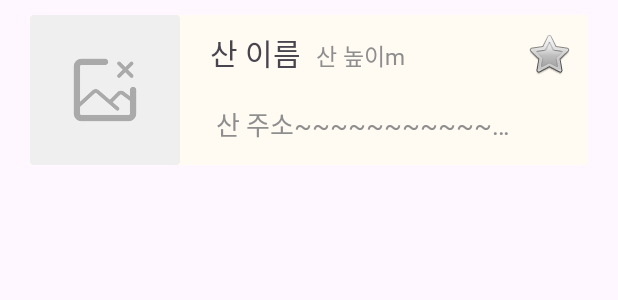
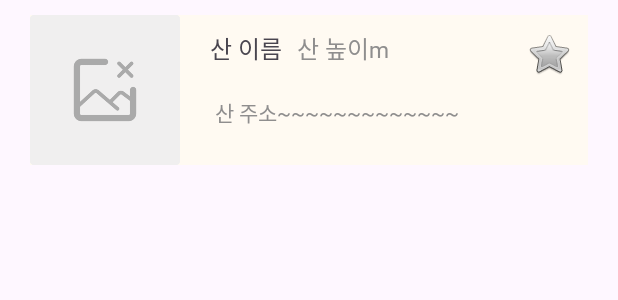
Before and after one commit to Phytoncidee/FE, an Android app: the layout item_mountain.xml on its own in the app's theme, with its tools: preview values and no code run, on a phone screen of 412 x 824 dp. Shown: the top 300 px of the screen. Run offline under Robolectric (Android 15) with nearby library versions, the phone set to English and light mode, and no system bars.

Commit message:
[MOD] 머지용 커밋(xml 일부 수정)

```diff
--- a/app/src/main/AndroidManifest.xml
+++ b/app/src/main/AndroidManifest.xml
@@ -88,7 +88,7 @@
             android:parentActivityName=".MainActivity" />
         <activity
             android:name=".MainActivity"
-            android:exported="true" />
+            android:exported="false" />
     </application>
 
 </manifest>
--- a/app/src/main/res/layout/item_mountain.xml
+++ b/app/src/main/res/layout/item_mountain.xml
@@ -35,7 +35,7 @@
                     android:layout_width="wrap_content"
                     android:layout_height="wrap_content"
                     android:text="산 이름"
-                    android:textSize="20dp"
+                    android:textSize="16dp"
                     android:fontFamily="@font/nanum_square_round_eb"
                     android:layout_marginBottom="10dp"
                     android:id="@+id/mntiname"/>
@@ -43,7 +43,7 @@
                     android:layout_width="wrap_content"
                     android:layout_height="wrap_content"
                     android:text="산 높이"
-                    android:textSize="15dp"
+                    android:textSize="16dp"
                     android:textColor="@color/gray"
                     android:fontFamily="@font/nanum_square_round_b"
                     android:layout_marginBottom="10dp"
@@ -63,7 +63,7 @@
                 android:layout_width="wrap_content"
                 android:layout_height="wrap_content"
                 android:text=" 산 주소~~~~~~~~~~~~~"
-                android:textSize="17dp"
+                android:textSize="14dp"
                 android:textColor="@color/gray"
                 android:fontFamily="@font/nanum_square_round_b"
                 android:layout_marginTop="10dp"
```
